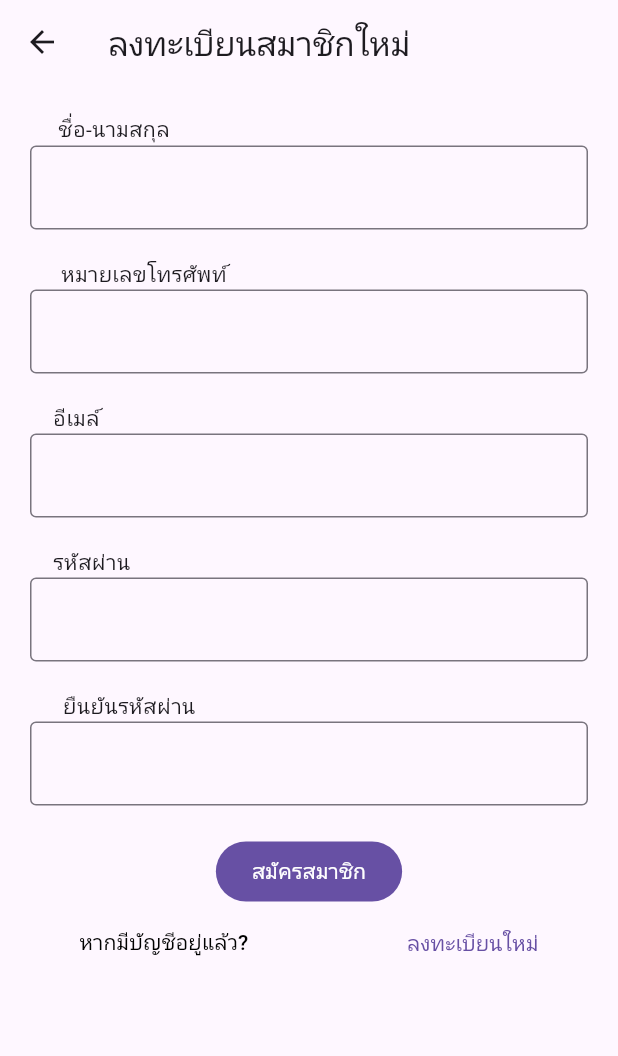
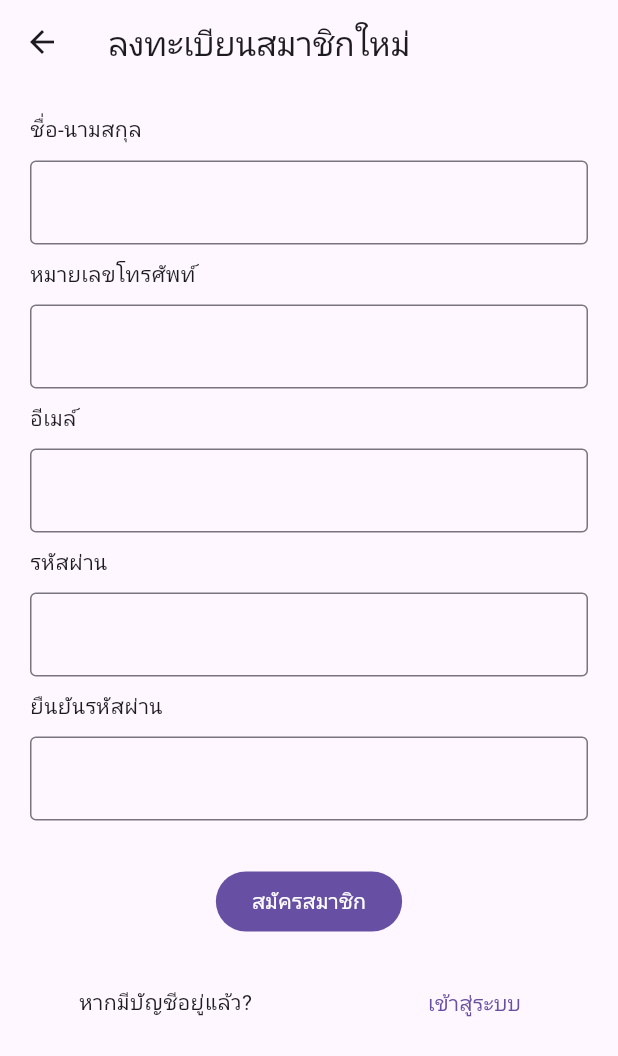
Before and after one commit to pitchazerothree/mobile-application, a Flutter app: the RegisterPage screen opened directly, after a tap on "สมัครสมาชิก", on a phone screen of 412 x 824 dp. Shown: the top 1056 px of the screen. Run offline on Flutter 3.47's test engine with Material 3 defaults, Android fonts, the phone set to English and light mode, and no system bars; accounts and stored records are empty.

Commit message:
register.dart

```diff
--- a/lib/paegs/register.dart
+++ b/lib/paegs/register.dart
@@ -1,18 +1,12 @@
 import 'dart:developer';
-
 import 'package:flutter/material.dart';
 import 'package:flutter_application_2/config/internal_config.dart';
-//import 'package:flutter_application_2/config/config.dart';
-//import 'package:flutter_application_2/config/internal_config.dart';
-//import 'package:flutter_application_2/models/request/customer_login_post_req.dart';
 import 'package:flutter_application_2/models/request/customer_post_req.dart';
 import 'package:flutter_application_2/models/response/customersLoginRes.dart';
 import 'package:flutter_application_2/paegs/login.dart';
-import 'package:flutter_application_2/paegs/showtrip.dart';
 import 'package:http/http.dart' as http;
 
 class RegisterPage extends StatefulWidget {
-
   const RegisterPage({super.key});
 
   @override
@@ -20,11 +14,11 @@ class RegisterPage extends StatefulWidget {
 }
 
 class _RegisterPageState extends State<RegisterPage> {
-  String url = '';
+  TextEditingController nameNoCtl = TextEditingController();
   TextEditingController phoneNoCtl = TextEditingController();
-  TextEditingController nameNoCtl = TextEditingController();
   TextEditingController emailNoCtl = TextEditingController();
-  TextEditingController passNoCtl = TextEditingController();
+  TextEditingController passwordNoCtl = TextEditingController();
+  TextEditingController confirmPasswordNoCtl = TextEditingController();
 
   @override
   Widget build(BuildContext context) {
@@ -34,181 +28,156 @@ class _RegisterPageState extends State<RegisterPage> {
       ),
       body: SingleChildScrollView(
         child: Column(
+          crossAxisAlignment: CrossAxisAlignment.start,
           children: [
-              Column(
-                children: [
-                  //ชื่อ-นามสกุล
             const Padding(
-                    padding: EdgeInsets.fromLTRB(20, 20, 280, 0),
-                    child: Text(
-                      'ชื่อ-นามสกุล',
+              padding: EdgeInsets.fromLTRB(20, 20, 0, 0),
+              child: Text('ชื่อ-นามสกุล'),
+            ),
+            Padding(
+              padding: const EdgeInsets.symmetric(horizontal: 20, vertical: 10),
+              child: TextField(
+                controller: nameNoCtl,
+                decoration: const InputDecoration(
+                  border: OutlineInputBorder(),
+                ),
+              ),
+            ),
+            const Padding(
+              padding: EdgeInsets.fromLTRB(20, 0, 0, 0),
+              child: Text('หมายเลขโทรศัพท์'),
+            ),
+            Padding(
+              padding: const EdgeInsets.symmetric(horizontal: 20, vertical: 10),
+              child: TextField(
+                controller: phoneNoCtl,
+                keyboardType: TextInputType.phone,
+                decoration: const InputDecoration(
+                  border: OutlineInputBorder(),
+                ),
+              ),
+            ),
+            const Padding(
+              padding: EdgeInsets.fromLTRB(20, 0, 0, 0),
+              child: Text('อีเมล์'),
+            ),
+            Padding(
+              padding: const EdgeInsets.symmetric(horizontal: 20, vertical: 10),
+              child: TextField(
+                controller: emailNoCtl,
+                decoration: const InputDecoration(
+                  border: OutlineInputBorder(),
+                ),
+              ),
+            ),
+            const Padding(
+              padding: EdgeInsets.fromLTRB(20, 0, 0, 0),
+              child: Text('รหัสผ่าน'),
+            ),
+            Padding(
+              padding: const EdgeInsets.symmetric(horizontal: 20, vertical: 10),
+              child: TextField(
+                controller: passwordNoCtl,
+                obscureText: true, // Hide password
+                decoration: const InputDecoration(
+                  border: OutlineInputBorder(),
+                ),
+              ),
+            ),
+            const Padding(
+              padding: EdgeInsets.fromLTRB(20, 0, 0, 0),
+              child: Text('ยืนยันรหัสผ่าน'),
+            ),
+            Padding(
+              padding: const EdgeInsets.symmetric(horizontal: 20, vertical: 10),
+              child: TextField(
+                controller: confirmPasswordNoCtl,
+                obscureText: true, // Hide password
+                decoration: const InputDecoration(
+                  border: OutlineInputBorder(),
+                ),
               ),
             ),
             Padding(
-                      padding: const EdgeInsets.symmetric(horizontal: 20),
-                      child: TextField(
-                          controller: nameNoCtl,
-                          decoration: const InputDecoration(
-                              border: OutlineInputBorder(
-                                  borderSide: BorderSide(width: 1))))),
-
-                  // หมายเลขโทรศัพท์
-                  const Padding(
-                    padding: EdgeInsets.fromLTRB(0, 20, 220, 0),
-                    child: Text(
-                      'หมายเลขโทรศัพท์',
+              padding: const EdgeInsets.all(20),
+              child: Row(
+                mainAxisAlignment: MainAxisAlignment.spaceAround,
+                children: [
+                  FilledButton(
+                    onPressed: register,
+                    child: const Text('สมัครสมาชิก'),
+                  ),
+                ],
               ),
             ),
             Padding(
-                      padding: const EdgeInsets.symmetric(horizontal: 20),
-                      child: TextField(
-                          controller: phoneNoCtl,
-                          // onChanged: (value) {
-                          //  phoneNo = value;
-                          // },
-                          keyboardType: TextInputType.phone,
-                          decoration: const InputDecoration(
-                              border: OutlineInputBorder(
-                                  borderSide: BorderSide(width: 1))))),
-
-                  // อีเมล์
-                  const Padding(
-                    padding: EdgeInsets.fromLTRB(0, 20, 310, 0),
-                    child: Text(
-                      'อีเมล์',
+              padding: const EdgeInsets.all(0),
+              child: Row(
+                mainAxisAlignment: MainAxisAlignment.spaceAround,
+                children: [
+                  const Text('หากมีบัญชีอยู่แล้ว?'),
+                  TextButton(
+                    onPressed: login,
+                    child: const Text('เข้าสู่ระบบ'),
+                  ),
+                ],
               ),
             ),
-                  Padding(
-                      padding: const EdgeInsets.symmetric(horizontal: 20),
-                      child: TextField(
-                          controller: emailNoCtl,
-                          decoration: const InputDecoration(
-                              border: OutlineInputBorder(
-                                  borderSide: BorderSide(width: 1))))),
-
-                  // รหัสผ่าน
-                  const Padding(
-                    padding: EdgeInsets.fromLTRB(0, 20, 290, 0),
-                    child: Text(
-                      'รหัสผ่าน',
+          ],
         ),
       ),
-                  Padding(
-                      padding: const EdgeInsets.symmetric(horizontal: 20),
-                      child: TextField(
-                          controller: passNoCtl,
-                          decoration: const InputDecoration(
-                              border: OutlineInputBorder(
-                                  borderSide: BorderSide(width: 1))))),
-
-                  // ยืนยันรหัสผ่าน
-                  const Padding(
-                    padding: EdgeInsets.fromLTRB(0, 20, 240, 0),
-                    child: Text(
-                      'ยืนยันรหัสผ่าน',
-                    ),
-                  ),
-                  const Padding(
-                      padding: EdgeInsets.symmetric(horizontal: 20),
-                      child: TextField(
-                          decoration: InputDecoration(
-                              border: OutlineInputBorder(
-                                  borderSide: BorderSide(width: 1))))),
-                ],
-              ),
-              Row(mainAxisAlignment: MainAxisAlignment.spaceAround, children: [
-                Padding(
-                  padding: const EdgeInsets.only(
-                      top: 20.0), // Adjust the value to move the button down
-                  child: FilledButton(
-                    onPressed: login,
-                    child: const Text('สมัครสมาชิก'),
-                  ),
-                ),
-              ]),
-
-              Row(
-                mainAxisAlignment: MainAxisAlignment.spaceAround,
-                children: [
-                  TextButton(
-                      onPressed: () {
-                        register();
-                      },
-                      child: const Text(
-                        'หากมีบัญชีอยู่แล้ว?',
-                        style: TextStyle(color: Colors.black),
-                      )),
-                  TextButton(
-                      onPressed: () {
-                        register();
-                      },
-                      child: const Text('ลงทะเบียนใหม่')),
-                  // FilledButton(
-                  //     onPressed: login, child: const Text('เข้าสู่ระบบ')),
-                ],
-              ),
-              // Text(text),
-              // Text(text1)
-            ],
-          ),
-        ));
+    );
   }
 
   void register() {
-    // log("This is Register button");
-    // setState(() {
-    //   text1 = 'Hello World!!!';
-    // });
-    Navigator.push(
-        context,
-        MaterialPageRoute(
-          builder: (context) => const RegisterPage(),
-        ));
-  }
+    if (passwordNoCtl.text == confirmPasswordNoCtl.text &&
+        nameNoCtl.text.isNotEmpty &&
+        phoneNoCtl.text.isNotEmpty &&
+        emailNoCtl.text.isNotEmpty &&
+        passwordNoCtl.text.isNotEmpty &&
+        confirmPasswordNoCtl.text.isNotEmpty) {
 
-  void login() {
-    // Call login api
       CustomerPostReq req = CustomerPostReq(
         fullname: nameNoCtl.text,
         phone: phoneNoCtl.text,
         email: emailNoCtl.text,
-        image: '',
-        password: passNoCtl.text);
+        image: "",
+        password: passwordNoCtl.text,
+      );
 
-    http
-        .post(Uri.parse("$API_ENDPOINT/customers"),
+      http.post(
+        Uri.parse("$API_ENDPOINT/customers"),
         headers: {"Content-Type": "application/json; charset=utf-8"},
-            // Send json string of object model
-            body: customerPostReqToJson(req))
-        .then(
-      (value) {
-        // Convert Json String to Object (Model)
-        CustomersLoginPostResponse customer =
-            customersLoginPostResponseFromJson(value.body);
+        body: customerPostReqToJson(req),
+      ).then((response) {
+        log(response.body);
 
-        log(customer.customer.email);
+        if (response.statusCode == 200) {
+          // Successful registration
           Navigator.push(
             context,
             MaterialPageRoute(
               builder: (context) =>  LoginPage(),
-            ));
-        // Convert Json String to Map<String, String
-        // var jsonRes = jsonDecode(value.body);
-        // log(jsonRes['customer']['email']);
-      },
-    ).catchError((eee) {
-      log(eee.toString());
+            ),
+          );
+        } else {
+          // Handle error
+          log('Registration failed: ${response.statusCode}');
+        }
+      }).catchError((error) {
+        log('Error: $error');
       });
-    // setState(() {
-    //   num++;
-    //   text = 'Login time: $num';
-    // });
-    //   log(phoneNoCtl.text);
-    //   // log(phoneNo);
-    //   Navigator.push(
-    //       context,
-    //       MaterialPageRoute(
-    //         builder: (context) => const ShowtripPage(),
-    //       ));
+    } else {
+      log('Password and Confirm Password do not match');
     }
   }
+
+  void login() {
+    Navigator.push(
+      context,
+      MaterialPageRoute(
+        builder: (context) =>  LoginPage(),
+      ),
+    );
+  }
+}
```
Lines whose indentation alone changed are shown as unchanged.
